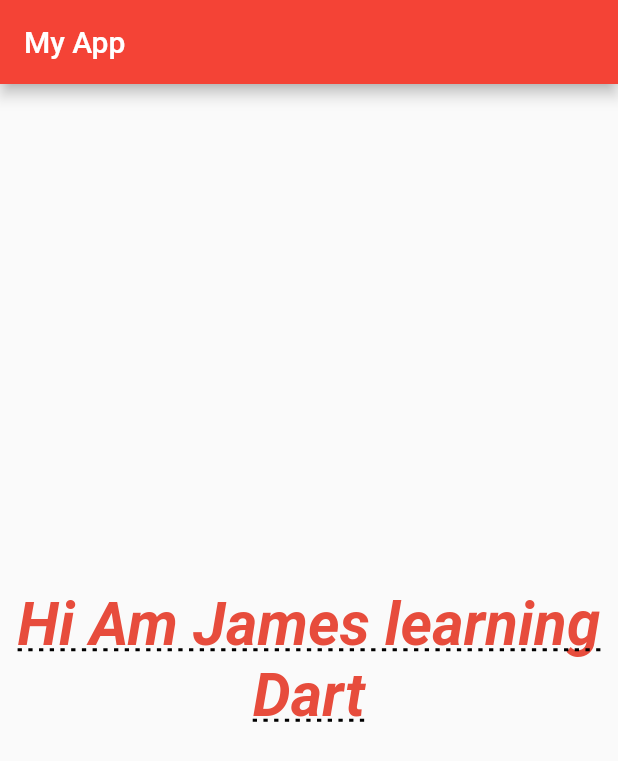
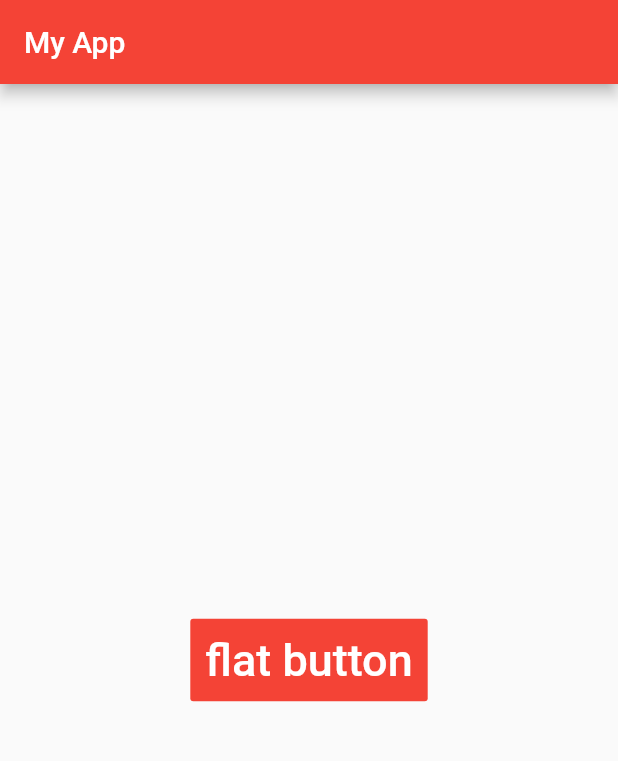
Before and after one commit to jaymes15/introduction-to-mobile-app-development, a Flutter app: the screen it shows after launch, on a phone screen of 412 x 824 dp. Shown: the top 761 px of the screen. Run offline on Flutter 3.47's test engine with Material 2 defaults, Android fonts, the phone set to English and light mode, and no system bars; Roboto replaces fonts that are missing (Lucida Sans Unicode).

Commit message:
flat buttons

```diff
--- a/lib/main.dart
+++ b/lib/main.dart
@@ -22,27 +22,20 @@ class MyApp extends StatelessWidget {
           ),
         ),
         body: Center(
-          child : Text(
-            "Hi Am James learning Dart",
-            textAlign: TextAlign.center,
-            textDirection: TextDirection.rtl,
-            softWrap: true,
-            overflow: TextOverflow.visible,
-            style: TextStyle(
-              fontSize: 40.0,
-              fontWeight: FontWeight.bold,
-              fontStyle: FontStyle.italic,
-              //color: Colors.blue,
-              color:Color(0xffe74c3c),
-              //color: Color.fromRGBO(255, 0, 0, 1.0),
-              fontFamily: "Lucida Sans Unicode",
-              decoration: TextDecoration.underline,
-              decorationColor: Colors.black,
-              decorationStyle: TextDecorationStyle.dotted,
-              //background: Paint()..color= Colors.black..style = PaintingStyle.stroke,
-             // backgroundColor: Colors.black
+          child : FlatButton(
+            onPressed:() {},
+            color: Colors.red,
+           // highlightColor: Colors.cyan,
+            splashColor: Colors.green,
+            padding: EdgeInsets.symmetric(vertical: 10.0, horizontal: 10.0),
+            child: Text(
+              "flat button",
+              style: TextStyle(
+                fontSize: 30.0,
+                color: Colors.white,
+              ),
             ),
-          ),
+        ),
       ),
       ),
     );
```
